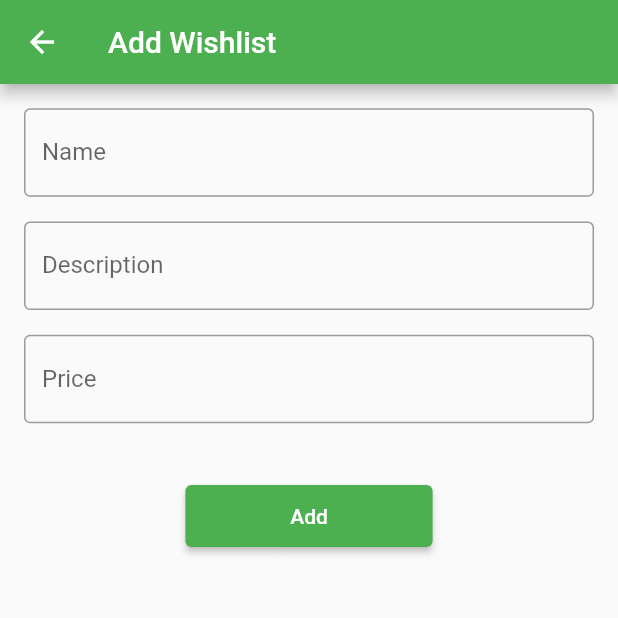
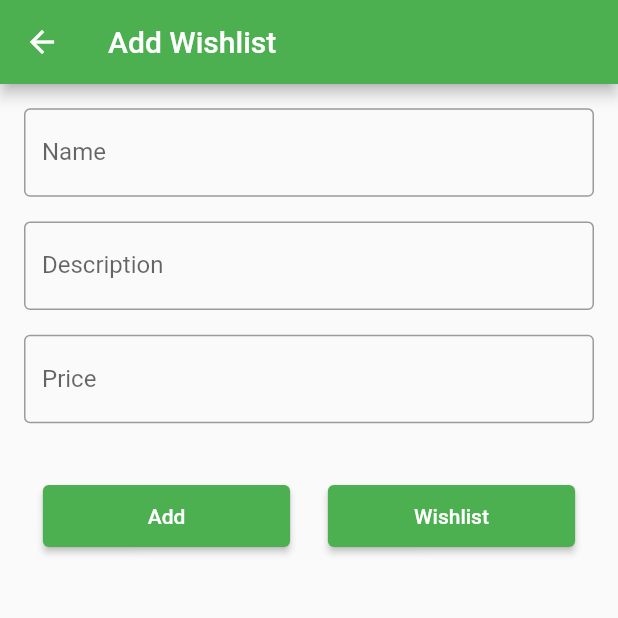
Before and after one commit to kdokhanx98/flutter_assignment, a Flutter app: the HomeScreen screen opened by its route, after a tap on the "add" icon, on a phone screen of 412 x 824 dp, the top half of it. Run offline on Flutter 3.47's test engine with Material 2 defaults, Android fonts, the phone set to English and light mode, and no system bars; our stand-ins replace cloud_firestore, firebase_auth, firebase_core, flutter_login; accounts and stored records are empty.

Commit message:
UI changes

```diff
--- a/lib/screens/add_wishlist.dart
+++ b/lib/screens/add_wishlist.dart
@@ -75,6 +75,9 @@ class _WishlistFormScreenState extends State<WishlistFormScreen> {
               SizedBox(
                 height: height * 0.05,
               ),
+              Row(
+                mainAxisAlignment: MainAxisAlignment.spaceAround,
+                children: [
                   SizedBox(
                     width: width * 0.4,
                     height: height * 0.05,
@@ -83,23 +86,40 @@ class _WishlistFormScreenState extends State<WishlistFormScreen> {
                         // Validate returns true if the form is valid, or false otherwise.
                         if (_formKey.currentState!.validate()) {
                           databaseProvider
-                          .addWishlist(WishList(nameController.text,
-                              descriptionController.text, priceController.text))
+                              .addWishlist(WishList(
+                                  nameController.text,
+                                  descriptionController.text,
+                                  priceController.text))
                               .then((value) {
                             if (value) {
                               _formKey.currentState!.reset();
                               ScaffoldMessenger.of(context).showSnackBar(
                                 const SnackBar(
-                                content: Text('Wishlist added successfully!')),
+                                    content:
+                                        Text('Wishlist added successfully!')),
                               );
                               Navigator.of(context)
                                   .pushReplacementNamed(HomeScreen.routeName);
+                              setState(() {});
                             }
                           });
                         }
                       },
                       child: const Text('Add'),
                     ),
+                  ),
+                  SizedBox(
+                    width: width * 0.4,
+                    height: height * 0.05,
+                    child: ElevatedButton(
+                      onPressed: () {
+                        Navigator.of(context)
+                            .pushReplacementNamed(HomeScreen.routeName);
+                      },
+                      child: const Text('Wishlist'),
+                    ),
+                  ),
+                ],
               ),
               SizedBox(
                 height: height * 0.05,
--- a/lib/screens/home_screen.dart
+++ b/lib/screens/home_screen.dart
@@ -61,8 +61,12 @@ class _HomeScreenState extends State<HomeScreen> {
               scrollDirection: Axis.vertical,
               itemCount: wishListData.length,
               itemBuilder: (BuildContext context, int index) {
-                return WishList(wishListData[index].name,
-                    wishListData[index].description, wishListData[index].price, wishListId: wishListData[index].wishListId,);
+                return WishList(
+                  wishListData[index].name,
+                  wishListData[index].description,
+                  wishListData[index].price,
+                  wishListId: wishListData[index].wishListId,
+                );
               }),
       floatingActionButton: FloatingActionButton(
         onPressed: () {
@@ -79,5 +83,5 @@ class _HomeScreenState extends State<HomeScreen> {
 }
 
 void navigateToForm(BuildContext context) {
-  Navigator.of(context).pushNamed(WishlistFormScreen.routeName);
+  Navigator.of(context).pushReplacementNamed(WishlistFormScreen.routeName);
 }
```
Also changed, not shown: lib/model/wishlist.dart (+5 -11 lines), lib/screens/edit_wishlist.dart (+18 -2 lines). Lines whose indentation alone changed are shown as unchanged.
